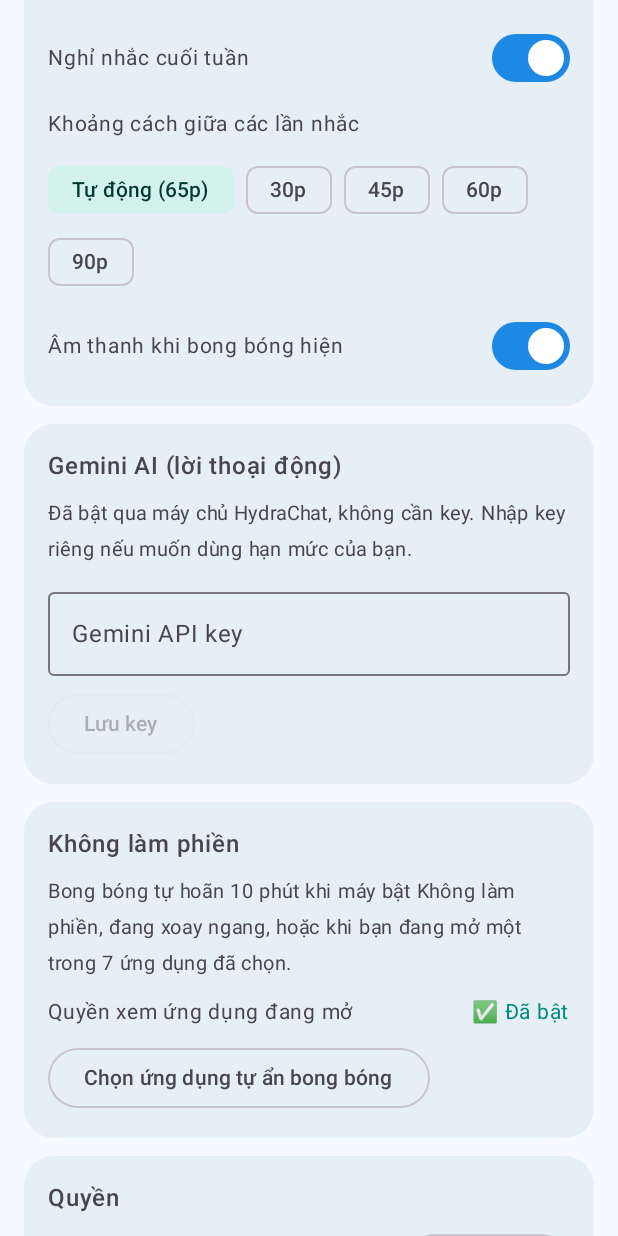
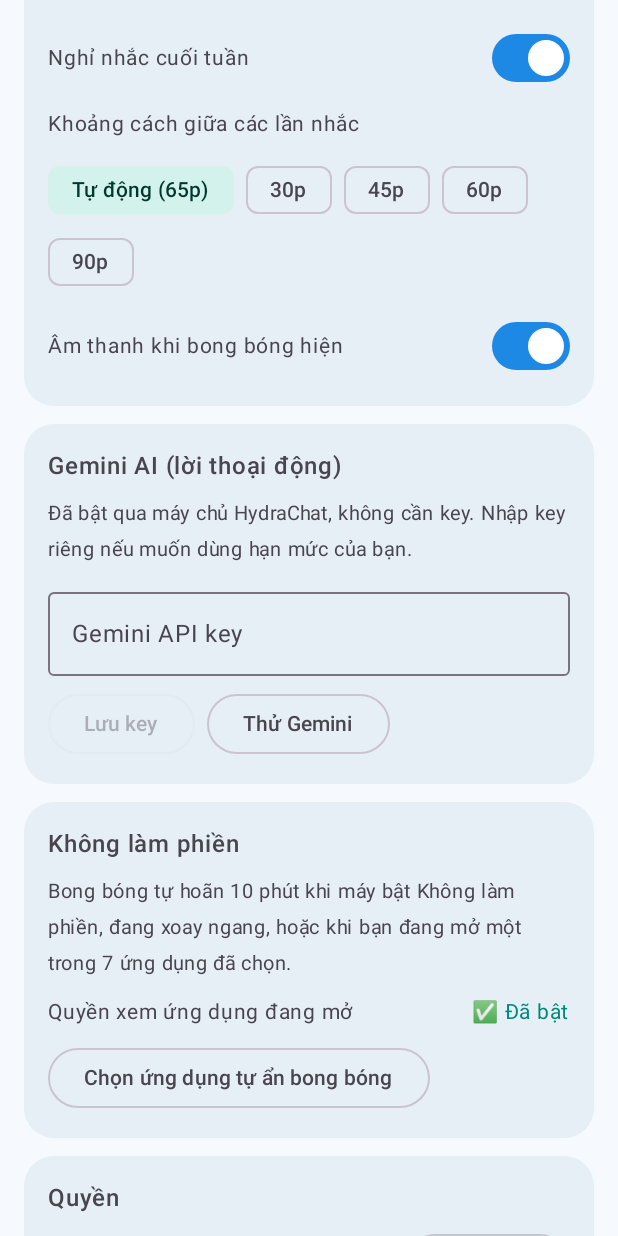
Before and after one commit to CongDangLuu/hydrachat, an Android app built with Jetpack Compose: the composable StatsScreen shown on its own in the app's theme, scrolled down 1153 dp, on a phone screen of 412 x 824 dp. Run offline under Robolectric (Android 15) with nearby library versions, the phone set to English and light mode, and no system bars; our stand-ins replace Firebase (no records; nobody signed in at launch, a user with empty details on screens opened directly), Room's generated code.

Commit message:
Add a Thử Gemini button to check the AI setup
- prefetchNudge now returns the line or the error so settings can show it
- Also enabled when only the Firebase proxy is configured

```diff
--- a/app/src/main/java/com/hydrachat/app/ui/SettingsSection.kt
+++ b/app/src/main/java/com/hydrachat/app/ui/SettingsSection.kt
@@ -169,6 +169,8 @@ private fun SwitchRow(label: String, isChecked: Boolean, onChange: (Boolean) ->
 @Composable
 private fun GeminiCard(viewModel: MainViewModel, settings: UserSettings) {
     var draftKey by rememberSaveable(settings.apiKey) { mutableStateOf(settings.apiKey) }
+    var testResult by rememberSaveable { mutableStateOf("") }
+    var isTesting by remember { mutableStateOf(false) }
     SettingsCard("Gemini AI (lời thoại động)") {
         Text(
             when {
@@ -191,10 +193,26 @@ private fun GeminiCard(viewModel: MainViewModel, settings: UserSettings) {
             keyboardOptions = KeyboardOptions(keyboardType = KeyboardType.Password),
             modifier = Modifier.fillMaxWidth(),
         )
-        OutlinedButton(
-            onClick = { viewModel.updateSchedule { it.copy(apiKey = draftKey) } },
-            enabled = draftKey != settings.apiKey,
-        ) { Text("Lưu key") }
+        Row(horizontalArrangement = Arrangement.spacedBy(8.dp)) {
+            OutlinedButton(
+                onClick = { viewModel.updateSchedule { it.copy(apiKey = draftKey) } },
+                enabled = draftKey != settings.apiKey,
+            ) { Text("Lưu key") }
+            OutlinedButton(
+                onClick = {
+                    isTesting = true
+                    testResult = "Đang gọi Gemini..."
+                    viewModel.testGemini {
+                        testResult = it
+                        isTesting = false
+                    }
+                },
+                enabled = (settings.apiKey.isNotBlank() || viewModel.isProxyAvailable()) && !isTesting,
+            ) { Text("Thử Gemini") }
+        }
+        if (testResult.isNotBlank()) {
+            Text(testResult, fontSize = 13.sp)
+        }
     }
 }
 
```
Also changed, not shown: app/src/main/java/com/hydrachat/app/data/HydraRepository.kt (+5 -5 lines), app/src/main/java/com/hydrachat/app/ui/MainViewModel.kt (+13 -0 lines).
